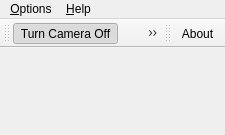
Old version of the form src/mainwindow.ui in the repository luigivieira/CamTest.
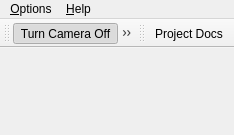
New version of the form. Icons and pictures are not drawn.

Commit message: Added 'Project Docs' help menu item (pointing to the project site at Github)

```diff
--- a/src/mainwindow.ui
+++ b/src/mainwindow.ui
@@ -121,7 +121,7 @@
    <attribute name="toolBarBreak">
     <bool>false</bool>
    </attribute>
-   <addaction name="actionAbout"/>
+   <addaction name="actionProjectDocs"/>
   </widget>
   <action name="actionExit">
    <property name="text">
@@ -207,6 +207,18 @@
     <string>F12</string>
    </property>
   </action>
+  <action name="actionProjectDocs">
+   <property name="icon">
+    <iconset resource="resources.qrc">
+     <normaloff>:/resources/system-help.png</normaloff>:/resources/system-help.png</iconset>
+   </property>
+   <property name="text">
+    <string>&amp;Project Docs</string>
+   </property>
+   <property name="shortcut">
+    <string>F1</string>
+   </property>
+  </action>
  </widget>
  <layoutdefault spacing="6" margin="11"/>
  <resources>
```
Left out of the diff: 9 changed lines with no effect on the pictures. The commit also changes 2 other files.
